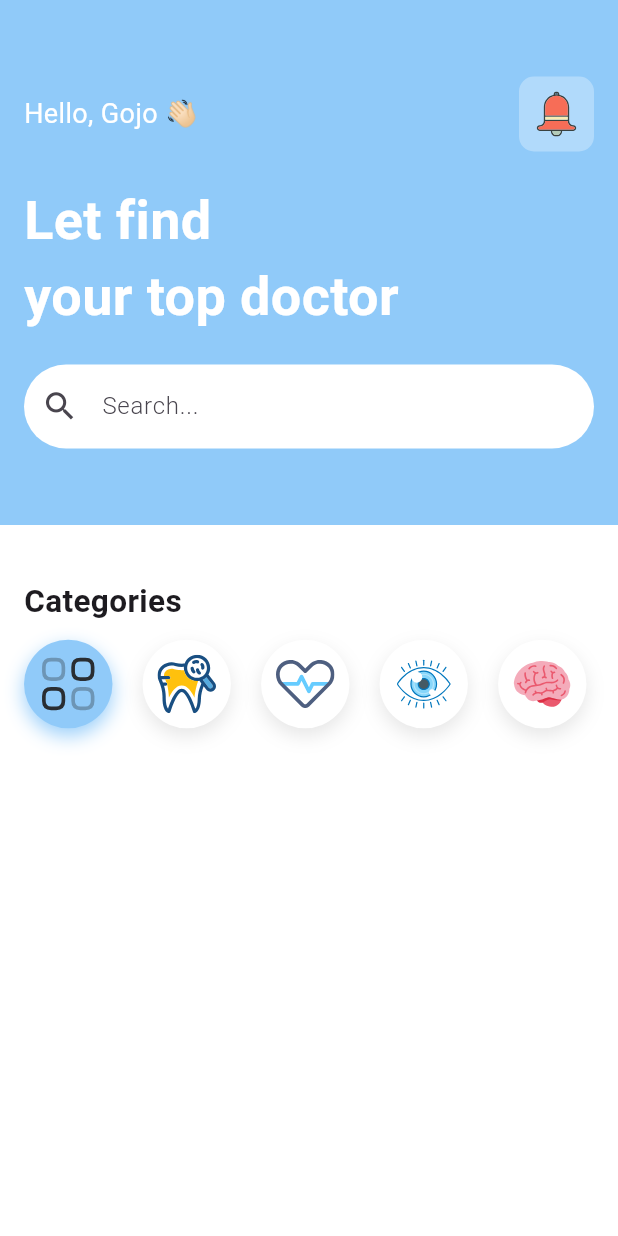
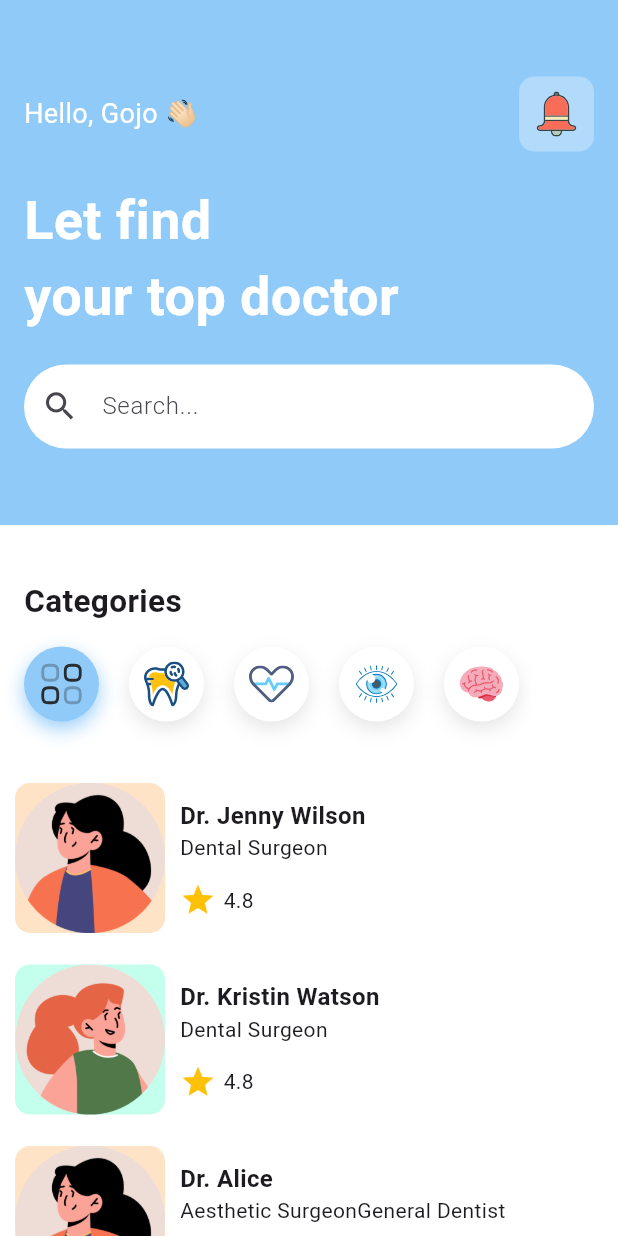
Before and after one commit to Kei-K23/flutter-practice, a Flutter app: the screen it shows after launch, on a phone screen of 412 x 824 dp. Run offline on Flutter 3.47's test engine with Material 3 defaults, Android fonts, the phone set to English and light mode, and no system bars; our stand-ins replace flutter_svg.

Commit message:
feat: add doctor show list section and list item to display doctor info

```diff
--- a/lib/modes/doctor.dart
+++ b/lib/modes/doctor.dart
@@ -27,7 +27,7 @@ class Doctor {
     doctors.add(
       Doctor(
         name: 'Dr. Jenny Wilson',
-        image: 'assets/images/jenny.png',
+        image: 'assets/images/img1.png',
         imageBox: const Color(0xffFFA340).withValues(alpha: .3),
         specialties: ['Dental Surgeon', 'Aesthetic Surgeon', 'General Dentist'],
         score: 4.8,
@@ -46,15 +46,64 @@ class Doctor {
         ],
       ),
     );
+
     doctors.add(
       Doctor(
         name: 'Dr. Kristin Watson',
-        image: 'assets/images/kristin.png',
+        image: 'assets/images/img2.png',
         imageBox: const Color(0xff3CFFC4).withValues(alpha: .3),
         specialties: ['Dental Surgeon', 'Aesthetic Surgeon', 'General Dentist'],
         score: 4.8,
         bio:
             'Dr. Kristin Watson (Implantologist),  is a Dentist in America, she has 20 years of experience.',
+        calendar: [
+          Calendar(dayNumber: 14, dayName: 'Sun', isSelected: false),
+          Calendar(dayNumber: 15, dayName: 'Mon', isSelected: false),
+          Calendar(dayNumber: 16, dayName: 'Tue', isSelected: true),
+          Calendar(dayNumber: 17, dayName: 'Wed', isSelected: false),
+        ],
+        time: [
+          Time(time: '09:00 AM', isSelected: true),
+          Time(time: '11:00 AM', isSelected: false),
+          Time(time: '03:00 PM', isSelected: false),
+        ],
+      ),
+    );
+    doctors.add(
+      Doctor(
+        name: 'Dr. Alice',
+        image: 'assets/images/img1.png',
+        imageBox: const Color(0xffFFA340).withValues(alpha: .3),
+        specialties: [
+          'Aesthetic Surgeon'
+              'General Dentist',
+        ],
+        score: 4.8,
+        bio:
+            'Dr. Alice (Implantologist),  is a Dentist in America, she has 20 years of experience.',
+        calendar: [
+          Calendar(dayNumber: 14, dayName: 'Sun', isSelected: false),
+          Calendar(dayNumber: 15, dayName: 'Mon', isSelected: false),
+          Calendar(dayNumber: 16, dayName: 'Tue', isSelected: true),
+          Calendar(dayNumber: 17, dayName: 'Wed', isSelected: false),
+        ],
+        time: [
+          Time(time: '09:00 AM', isSelected: true),
+          Time(time: '11:00 AM', isSelected: false),
+          Time(time: '03:00 PM', isSelected: false),
+        ],
+      ),
+    );
+
+    doctors.add(
+      Doctor(
+        name: 'Dr. May',
+        image: 'assets/images/img2.png',
+        imageBox: const Color(0xff3CFFC4).withValues(alpha: .3),
+        specialties: ['Dental Surgeon', 'Aesthetic Surgeon', 'General Dentist'],
+        score: 4.8,
+        bio:
+            'Dr. May (Implantologist),  is a Dentist in America, she has 20 years of experience.',
         calendar: [
           Calendar(dayNumber: 14, dayName: 'Sun', isSelected: false),
           Calendar(dayNumber: 15, dayName: 'Mon', isSelected: false),
--- a/lib/screens/home.dart
+++ b/lib/screens/home.dart
@@ -1,5 +1,6 @@
 import 'package:flutter/material.dart';
 import 'package:flutter_application_1/modes/category.dart';
+import 'package:flutter_application_1/modes/doctor.dart';
 import 'package:flutter_svg/svg.dart';
 
 class Home extends StatefulWidget {
@@ -11,6 +12,7 @@ class Home extends StatefulWidget {
 
 class _HomeState extends State<Home> {
   final List<Category> categories = Category.getCategories();
+  final List<Doctor> doctors = Doctor.getDoctors();
 
   @override
   Widget build(BuildContext context) {
@@ -18,12 +20,17 @@ class _HomeState extends State<Home> {
       backgroundColor: Colors.white,
       body: Column(
         crossAxisAlignment: CrossAxisAlignment.start,
-        children: [header(), SizedBox(height: 20), category()],
+        children: [
+          headerSection(),
+          SizedBox(height: 20),
+          categorySection(),
+          Expanded(child: doctorSection()),
+        ],
       ),
     );
   }
 
-  Container category() {
+  Container categorySection() {
     return Container(
       padding: const EdgeInsets.all(16),
       child: Column(
@@ -47,8 +54,8 @@ class _HomeState extends State<Home> {
                     setState(() {});
                   },
                   child: Container(
-                    width: 59,
-                    height: 60,
+                    width: 50,
+                    height: 50,
                     padding: EdgeInsets.all(10),
                     decoration: BoxDecoration(
                       color: categories[index].isSelected
@@ -84,7 +91,7 @@ class _HomeState extends State<Home> {
     );
   }
 
-  Container header() {
+  Container headerSection() {
     return Container(
       color: Colors.blue.shade200,
       width: double.infinity,
@@ -144,4 +151,73 @@ class _HomeState extends State<Home> {
       ),
     );
   }
+
+  Widget doctorSection() {
+    return ListView.separated(
+      itemBuilder: (context, index) {
+        return GestureDetector(
+          onTap: () {},
+          child: Container(
+            height: 120,
+            width: double.infinity,
+            padding: EdgeInsets.all(10),
+            child: Row(
+              children: [
+                Container(
+                  width: 100,
+                  decoration: BoxDecoration(
+                    borderRadius: BorderRadius.circular(10),
+                    color: doctors[index].imageBox,
+                    image: DecorationImage(
+                      fit: BoxFit.fill,
+                      image: AssetImage(doctors[index].image),
+                    ),
+                  ),
+                ),
+                Container(
+                  padding: EdgeInsets.all(10),
+                  child: Column(
+                    mainAxisAlignment: MainAxisAlignment.spaceBetween,
+                    crossAxisAlignment: CrossAxisAlignment.start,
+                    children: [
+                      Column(
+                        mainAxisAlignment: MainAxisAlignment.start,
+                        crossAxisAlignment: CrossAxisAlignment.start,
+                        children: [
+                          Text(
+                            doctors[index].name,
+                            style: TextStyle(
+                              fontSize: 16,
+                              fontWeight: FontWeight.w600,
+                            ),
+                          ),
+                          Text(
+                            doctors[index].specialties.first,
+                            style: TextStyle(
+                              fontSize: 14,
+                              fontWeight: FontWeight.w400,
+                            ),
+                          ),
+                        ],
+                      ),
+
+                      Row(
+                        children: [
+                          Icon(Icons.star, color: Colors.amber),
+                          SizedBox(width: 5),
+                          Text(doctors[index].score.toString()),
+                        ],
+                      ),
+                    ],
+                  ),
+                ),
+              ],
+            ),
+          ),
+        );
+      },
+      separatorBuilder: (context, index) => const SizedBox(height: 1),
+      itemCount: doctors.length,
+    );
+  }
 }
```
Also changed, not shown: assets/images/img1.png (added), assets/images/img2.png (added).
